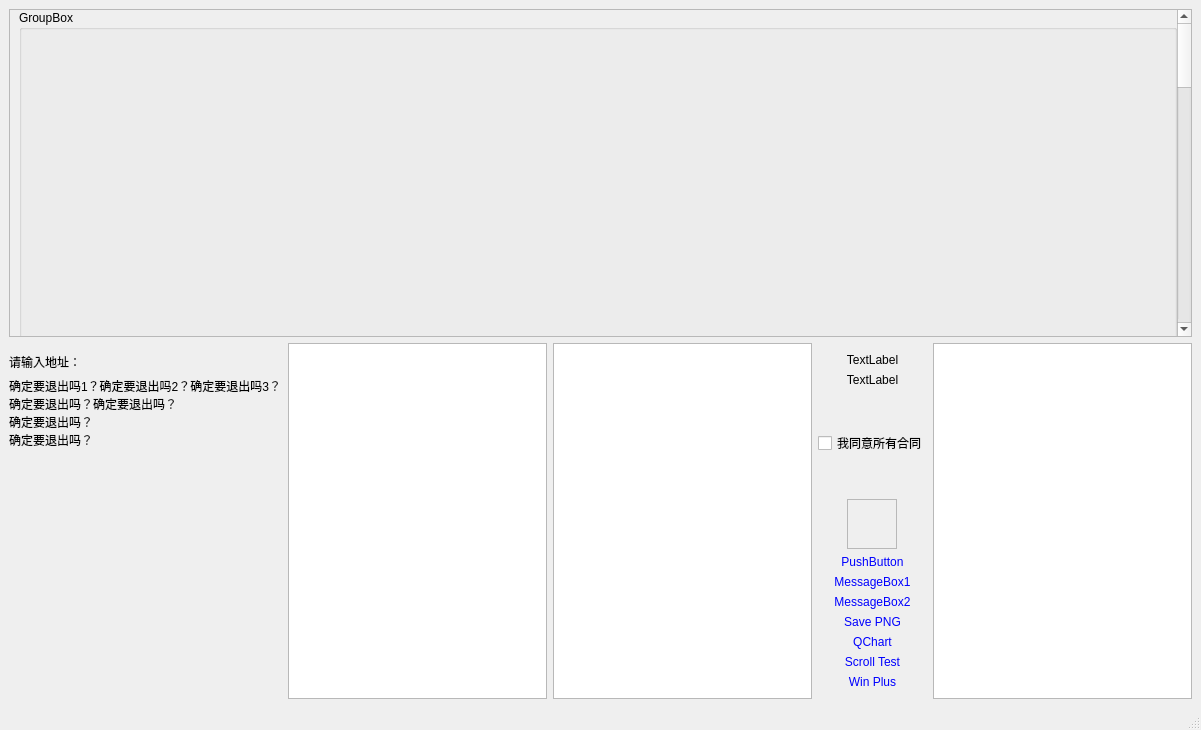
This is MainWindow.ui in wlffeng2008/SimpleTest as Qt 5 draws it before an edit. The edited form follows.
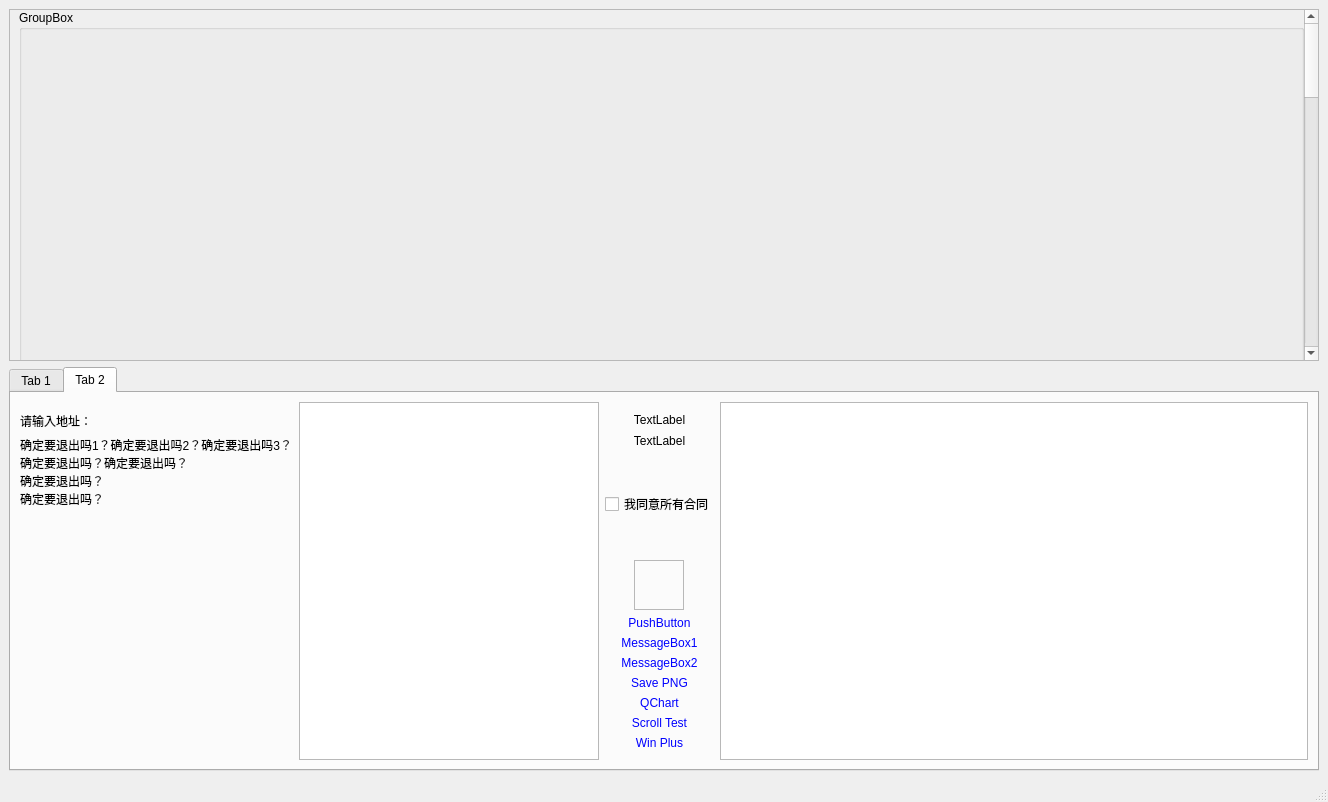
This is the edited form. Custom widgets are drawn as their Qt base class.

Diff of the .ui file:
```diff
--- a/MainWindow.ui
+++ b/MainWindow.ui
@@ -6,8 +6,8 @@
    <rect>
     <x>0</x>
     <y>0</y>
-    <width>1201</width>
-    <height>730</height>
+    <width>1328</width>
+    <height>802</height>
    </rect>
   </property>
   <property name="windowTitle">
@@ -33,8 +33,8 @@
        <property name="geometry">
         <rect>
          <x>0</x>
-         <y>0</y>
-         <width>1164</width>
+         <y>-339</y>
+         <width>1291</width>
          <height>1527</height>
         </rect>
        </property>
@@ -69,13 +69,33 @@
      </widget>
     </item>
     <item>
+     <widget class="QTabWidget" name="tabWidget">
+      <property name="currentIndex">
+       <number>1</number>
+      </property>
+      <widget class="QWidget" name="tab">
+       <attribute name="title">
+        <string>Tab 1</string>
+       </attribute>
+       <layout class="QVBoxLayout" name="verticalLayout_5">
+        <item>
+         <widget class="CustumGraphicsView" name="graphicsView"/>
+        </item>
+       </layout>
+      </widget>
+      <widget class="QWidget" name="tab_2">
+       <attribute name="title">
+        <string>Tab 2</string>
+       </attribute>
+       <layout class="QHBoxLayout" name="horizontalLayout_2">
+        <item>
      <layout class="QHBoxLayout" name="horizontalLayout">
       <item>
-       <layout class="QVBoxLayout" name="verticalLayout_3">
+           <layout class="QVBoxLayout" name="verticalLayout_3" stretch="0,1">
         <property name="topMargin">
          <number>10</number>
         </property>
-        <item>
+            <item alignment="Qt::AlignmentFlag::AlignTop">
          <widget class="QLabel" name="label">
           <property name="text">
            <string>请输入地址：</string>
@@ -85,7 +105,7 @@
           </property>
          </widget>
         </item>
-        <item>
+            <item alignment="Qt::AlignmentFlag::AlignTop">
          <widget class="QLabel" name="label_2">
           <property name="text">
            <string>确定要退出吗1？确定要退出吗2？确定要退出吗3？确定要退出吗？确定要退出吗？
@@ -97,26 +117,17 @@
           </property>
          </widget>
         </item>
+           </layout>
+          </item>
         <item>
-         <spacer name="verticalSpacer">
-          <property name="orientation">
-           <enum>Qt::Orientation::Vertical</enum>
-          </property>
-          <property name="sizeHint" stdset="0">
+           <widget class="QTextEdit" name="textEdit">
+            <property name="maximumSize">
            <size>
-            <width>20</width>
-            <height>40</height>
-           </size>
-          </property>
-         </spacer>
-        </item>
-       </layout>
-      </item>
-      <item>
-       <widget class="QTextEdit" name="textEdit"/>
-      </item>
-      <item>
-       <widget class="CustumGraphicsView" name="graphicsView"/>
+              <width>300</width>
+              <height>16777215</height>
+             </size>
+            </property>
+           </widget>
       </item>
       <item>
        <layout class="QVBoxLayout" name="verticalLayout">
@@ -252,6 +263,10 @@
     </item>
    </layout>
   </widget>
+     </widget>
+    </item>
+   </layout>
+  </widget>
   <widget class="QMenuBar" name="menubar">
    <property name="geometry">
     <rect>
```
Left out of the diff: 2 changed lines with no effect on the pictures. Lines whose indentation alone changed are shown as unchanged.
